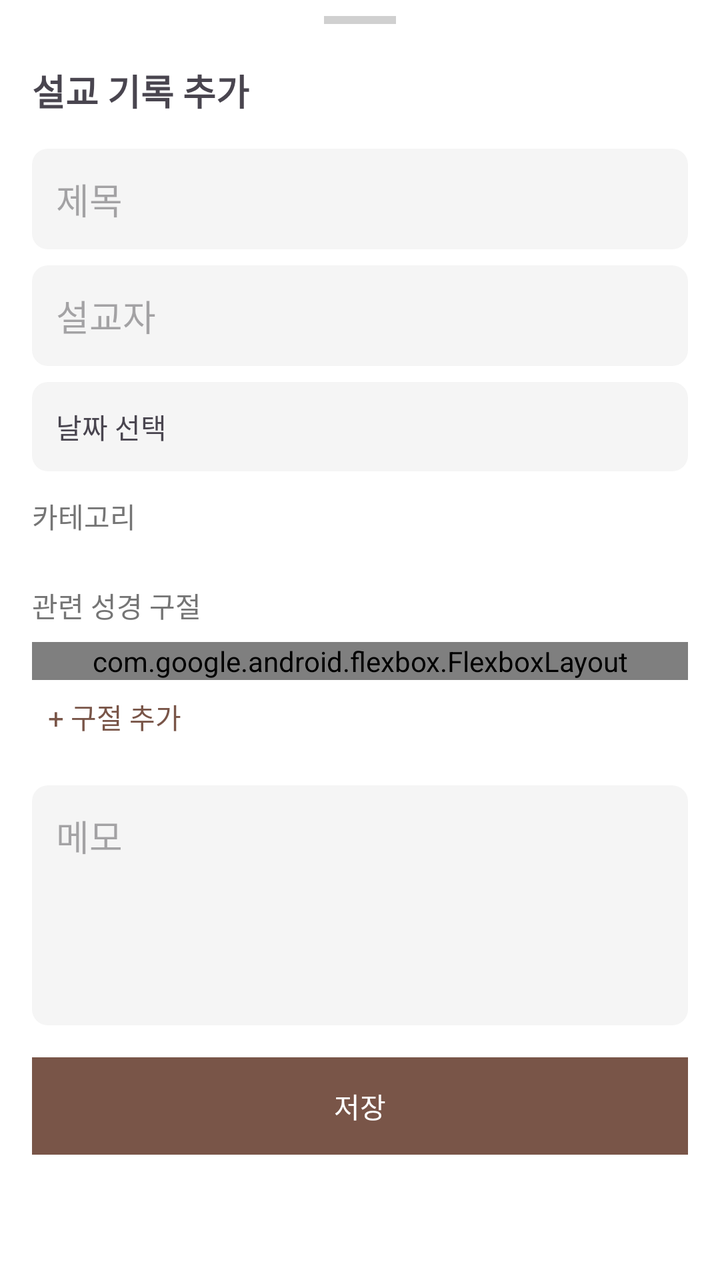
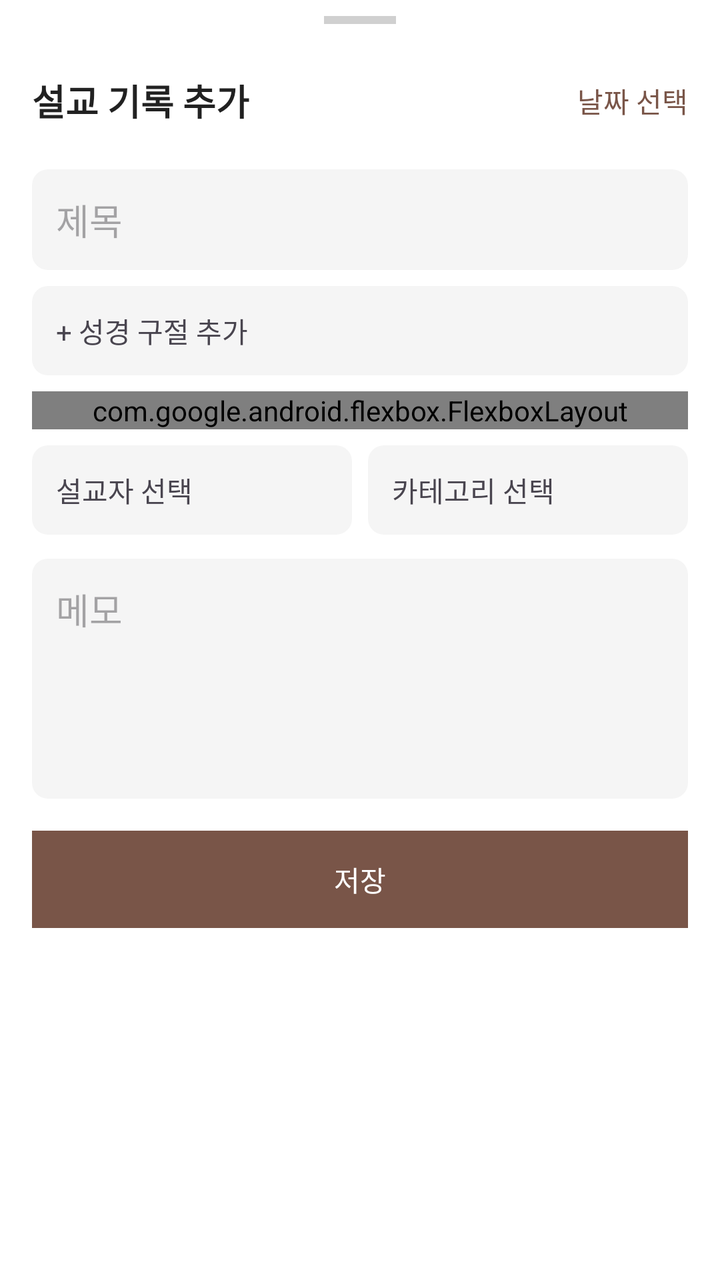

The first picture is an Android layout as it rendered before a commit; the second is the same layout after the commit. The layout source and the unified diff follow.
<!-- AndroidManifest.xml: application theme Theme.BNOTE -->
<!-- res/layout/bottom_sheet_add_sermon.xml -->
<?xml version="1.0" encoding="utf-8"?>
<LinearLayout xmlns:android="http://schemas.android.com/apk/res/android"
    xmlns:app="http://schemas.android.com/apk/res-auto"
    android:layout_width="match_parent"
    android:layout_height="match_parent"
    android:orientation="vertical"
    android:background="@color/surface_elevated">

    <include layout="@layout/include_drag_handle" />

    <ScrollView
        android:layout_width="match_parent"
        android:layout_height="match_parent">

        <LinearLayout
            android:layout_width="match_parent"
            android:layout_height="wrap_content"
            android:orientation="vertical"
            android:padding="16dp">

            <TextView
                android:id="@+id/text_sheet_header"
                android:layout_width="match_parent"
                android:layout_height="wrap_content"
                android:text="설교 기록 추가"
                android:textSize="18sp"
                android:textStyle="bold"
                android:paddingBottom="16dp" />

            <EditText
                android:id="@+id/edit_title"
                android:layout_width="match_parent"
                android:layout_height="wrap_content"
                android:hint="제목"
                android:padding="12dp"
                android:layout_marginBottom="8dp"
                android:background="@drawable/bg_book_button" />

            <EditText
                android:id="@+id/edit_preacher"
                android:layout_width="match_parent"
                android:layout_height="wrap_content"
                android:hint="설교자"
                android:padding="12dp"
                android:layout_marginBottom="8dp"
                android:background="@drawable/bg_book_button" />

            <TextView
                android:id="@+id/btn_pick_date"
                android:layout_width="match_parent"
                android:layout_height="wrap_content"
                android:padding="12dp"
                android:text="날짜 선택"
                android:background="@drawable/bg_book_button"
                android:layout_marginBottom="12dp"
                android:clickable="true"
                android:focusable="true" />

            <TextView
                android:layout_width="match_parent"
                android:layout_height="wrap_content"
                android:text="카테고리"
                android:textSize="14sp"
                android:textColor="@color/text_secondary"
                android:layout_marginBottom="8dp" />

            <androidx.recyclerview.widget.RecyclerView
                android:id="@+id/recycler_categories"
                android:layout_width="match_parent"
                android:layout_height="wrap_content"
                android:orientation="horizontal"
                android:layout_marginBottom="16dp" />

            <TextView
                android:layout_width="match_parent"
                android:layout_height="wrap_content"
                android:text="관련 성경 구절"
                android:textSize="14sp"
                android:textColor="@color/text_secondary"
                android:layout_marginBottom="8dp" />

            <com.google.android.flexbox.FlexboxLayout
                android:id="@+id/flexbox_bible_refs"
                android:layout_width="match_parent"
                android:layout_height="wrap_content"
                app:flexWrap="wrap" />

            <TextView
                android:id="@+id/btn_add_bible_ref"
                android:layout_width="wrap_content"
                android:layout_height="wrap_content"
                android:text="+ 구절 추가"
                android:textColor="@color/brown_primary"
                android:padding="8dp"
                android:layout_marginBottom="16dp"
                android:clickable="true"
                android:focusable="true" />

            <EditText
                android:id="@+id/edit_memo"
                android:layout_width="match_parent"
                android:layout_height="120dp"
                android:hint="메모"
                android:gravity="top"
                android:padding="12dp"
                android:layout_marginBottom="16dp"
                android:background="@drawable/bg_book_button" />

            <TextView
                android:id="@+id/btn_save_sermon"
                android:layout_width="match_parent"
                android:layout_height="wrap_content"
                android:padding="14dp"
                android:text="저장"
                android:gravity="center"
                android:textColor="@color/white"
                android:background="@color/brown_primary"
                android:clickable="true"
                android:focusable="true" />
        </LinearLayout>
    </ScrollView>
</LinearLayout>
<!-- res/layout/include_drag_handle.xml (included above) -->
<?xml version="1.0" encoding="utf-8"?>
<LinearLayout xmlns:android="http://schemas.android.com/apk/res/android"
    android:layout_width="match_parent"
    android:layout_height="wrap_content"
    android:gravity="center"
    android:paddingTop="8dp"
    android:paddingBottom="4dp">

    <View
        android:layout_width="36dp"
        android:layout_height="4dp"
        android:background="#D0D0D0" />
</LinearLayout>
<!-- resources referenced by this layout -->
<resources>
  <color name="brown_primary">#795548</color>
  <color name="surface_elevated">#FFFFFF</color>
  <color name="text_secondary">#757575</color>
  <color name="white">#FFFFFFFF</color>
  <!-- drawable bg_book_button (drawable) -->
  <?xml version="1.0" encoding="utf-8"?>
  <ripple xmlns:android="http://schemas.android.com/apk/res/android"
      android:color="#D7CCC8">
      <item>
          <shape android:shape="rectangle">
              <solid android:color="@color/input_background" />
              <corners android:radius="8dp" />
          </shape>
      </item>
  </ripple>
  <style name="Theme.BNOTE" parent="Base.Theme.BNOTE" />
  <color name="input_background">#F5F5F5</color>
  <style name="Base.Theme.BNOTE" parent="Theme.Material3.DayNight.NoActionBar">
          <item name="colorPrimary">@color/brown_primary</item>
          <item name="colorPrimaryDark">@color/brown_primary_dark</item>
          <item name="android:statusBarColor">@color/brown_primary_dark</item>
          <item name="android:windowLightStatusBar">false</item>
          <item name="android:windowBackground">@color/surface_background</item>
      </style>
  <color name="brown_primary_dark">#5D4037</color>
  <color name="surface_background">#FFFFFF</color>
</resources>

<!-- the commit's change to res/layout/bottom_sheet_add_sermon.xml (unified diff, before → after) -->
@@ -18,14 +18,36 @@
             android:orientation="vertical"
             android:padding="16dp">
 
-            <TextView
-                android:id="@+id/text_sheet_header"
+            <LinearLayout
                 android:layout_width="match_parent"
                 android:layout_height="wrap_content"
-                android:text="설교 기록 추가"
-                android:textSize="18sp"
-                android:textStyle="bold"
-                android:paddingBottom="16dp" />
+                android:orientation="horizontal"
+                android:gravity="center_vertical"
+                android:paddingBottom="16dp">
+
+                <TextView
+                    android:id="@+id/text_sheet_header"
+                    android:layout_width="0dp"
+                    android:layout_height="wrap_content"
+                    android:layout_weight="1"
+                    android:text="설교 기록 추가"
+                    android:textSize="18sp"
+                    android:textStyle="bold"
+                    android:textColor="@color/text_primary" />
+
+                <TextView
+                    android:id="@+id/btn_pick_date"
+                    android:layout_width="wrap_content"
+                    android:layout_height="wrap_content"
+                    android:text="날짜 선택"
+                    android:textSize="14sp"
+                    android:textColor="@color/brown_primary"
+                    android:paddingStart="4dp"
+                    android:paddingTop="8dp"
+                    android:paddingBottom="8dp"
+                    android:clickable="true"
+                    android:focusable="true" />
+            </LinearLayout>
 
             <EditText
                 android:id="@+id/edit_title"
@@ -36,65 +58,54 @@
                 android:layout_marginBottom="8dp"
                 android:background="@drawable/bg_book_button" />
 
-            <EditText
-                android:id="@+id/edit_preacher"
-                android:layout_width="match_parent"
-                android:layout_height="wrap_content"
-                android:hint="설교자"
-                android:padding="12dp"
-                android:layout_marginBottom="8dp"
-                android:background="@drawable/bg_book_button" />
-
             <TextView
-                android:id="@+id/btn_pick_date"
+                android:id="@+id/btn_add_bible_ref"
                 android:layout_width="match_parent"
                 android:layout_height="wrap_content"
                 android:padding="12dp"
-                android:text="날짜 선택"
+                android:text="+ 성경 구절 추가"
                 android:background="@drawable/bg_book_button"
-                android:layout_marginBottom="12dp"
+                android:layout_marginBottom="8dp"
                 android:clickable="true"
                 android:focusable="true" />
-
-            <TextView
-                android:layout_width="match_parent"
-                android:layout_height="wrap_content"
-                android:text="카테고리"
-                android:textSize="14sp"
-                android:textColor="@color/text_secondary"
-                android:layout_marginBottom="8dp" />
-
-            <androidx.recyclerview.widget.RecyclerView
-                android:id="@+id/recycler_categories"
-                android:layout_width="match_parent"
-                android:layout_height="wrap_content"
-                android:orientation="horizontal"
-                android:layout_marginBottom="16dp" />
-
-            <TextView
-                android:layout_width="match_parent"
-                android:layout_height="wrap_content"
-                android:text="관련 성경 구절"
-                android:textSize="14sp"
-                android:textColor="@color/text_secondary"
-                android:layout_marginBottom="8dp" />
 
             <com.google.android.flexbox.FlexboxLayout
                 android:id="@+id/flexbox_bible_refs"
                 android:layout_width="match_parent"
                 android:layout_height="wrap_content"
+                android:layout_marginBottom="8dp"
                 app:flexWrap="wrap" />
 
-            <TextView
-                android:id="@+id/btn_add_bible_ref"
-                android:layout_width="wrap_content"
+            <LinearLayout
+                android:layout_width="match_parent"
                 android:layout_height="wrap_content"
-                android:text="+ 구절 추가"
-                android:textColor="@color/brown_primary"
-                android:padding="8dp"
-                android:layout_marginBottom="16dp"
-                android:clickable="true"
-                android:focusable="true" />
+                android:orientation="horizontal"
+                android:layout_marginBottom="12dp">
+
+                <TextView
+                    android:id="@+id/btn_pick_preacher"
+                    android:layout_width="0dp"
+                    android:layout_height="wrap_content"
+                    android:layout_weight="1"
+                    android:layout_marginEnd="4dp"
+                    android:padding="12dp"
+                    android:text="설교자 선택"
+                    android:background="@drawable/bg_book_button"
+                    android:clickable="true"
+                    android:focusable="true" />
+
+                <TextView
+                    android:id="@+id/btn_pick_category"
+                    android:layout_width="0dp"
+                    android:layout_height="wrap_content"
+                    android:layout_weight="1"
+                    android:layout_marginStart="4dp"
+                    android:padding="12dp"
+                    android:text="카테고리 선택"
+                    android:background="@drawable/bg_book_button"
+                    android:clickable="true"
+                    android:focusable="true" />
+            </LinearLayout>
 
             <EditText
                 android:id="@+id/edit_memo"
<!-- resource entries referenced after the edit -->
@@ -2,7 +2,7 @@
 <resources>
   <color name="brown_primary">#795548</color>
   <color name="surface_elevated">#FFFFFF</color>
-  <color name="text_secondary">#757575</color>
+  <color name="text_primary">#212121</color>
   <color name="white">#FFFFFFFF</color>
   <!-- drawable bg_book_button (drawable) -->
   <?xml version="1.0" encoding="utf-8"?>
